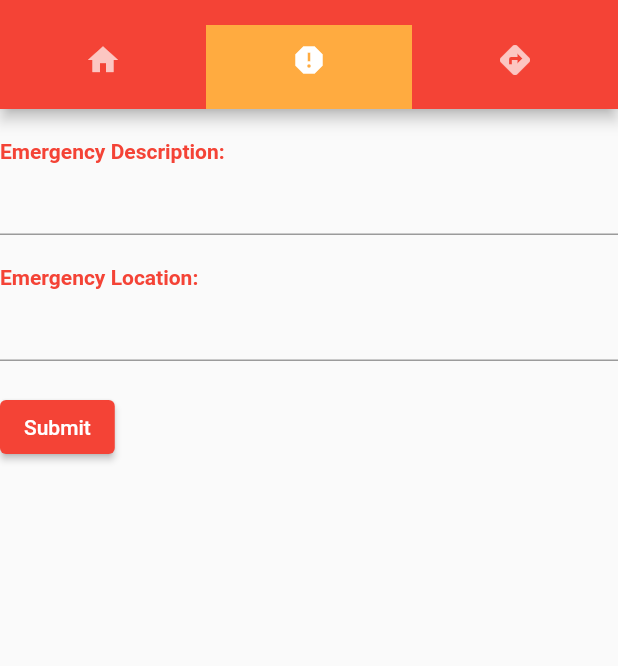
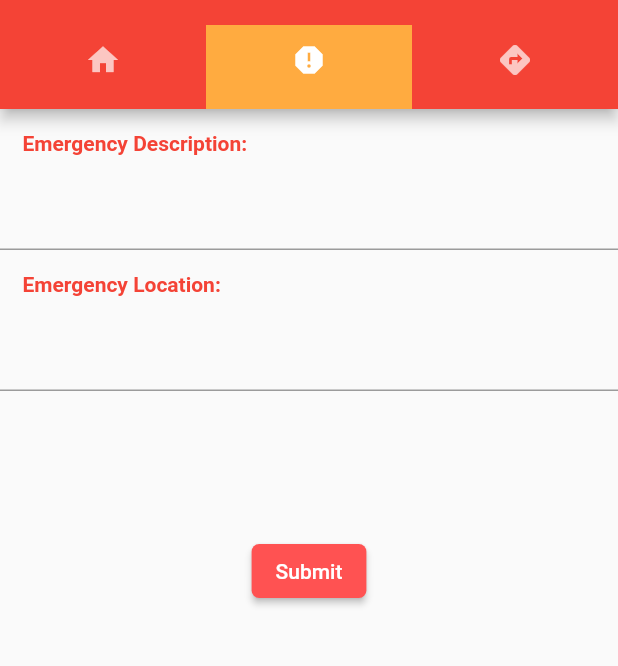
Before and after one commit to joycej3/Disaster-Response-System, a Flutter app: the screen it shows after launch, tab 2 chosen, on a phone screen of 412 x 824 dp, the part 59-725 px from its top. Run offline on Flutter 3.47's test engine with Material 2 defaults, Android fonts, the phone set to English and light mode, and no system bars; missing offline and left inert: window_size.

Commit message:
changes to main.dart

```diff
--- a/frontend/lib/main.dart
+++ b/frontend/lib/main.dart
@@ -42,10 +42,12 @@ class MyCustomFormState extends State<MyCustomForm> {
       child: Column(
         crossAxisAlignment: CrossAxisAlignment.start,
         children: [
-          Padding(padding: const EdgeInsets.symmetric(vertical: 10.0)),
-          Text(
-            "Emergency Description: ",
-            style: TextStyle(color: Colors.red, fontWeight: FontWeight.bold),
+          Padding(
+            padding: EdgeInsets.all(15), //apply padding to all four sides
+            child: Text(
+              "Emergency Description: ",
+              style: TextStyle(color: Colors.red, fontWeight: FontWeight.bold),
+            ),
           ),
           TextFormField(
             // The validator receives the text that the user has entered.
@@ -56,10 +58,12 @@ class MyCustomFormState extends State<MyCustomForm> {
               return null;
             },
           ),
-          Padding(padding: const EdgeInsets.symmetric(vertical: 10.0)),
-          Text(
-            "Emergency Location: ",
-            style: TextStyle(color: Colors.red, fontWeight: FontWeight.bold),
+          Padding(
+            padding: EdgeInsets.all(15), //apply padding to all four sides
+            child: Text(
+              "Emergency Location: ",
+              style: TextStyle(color: Colors.red, fontWeight: FontWeight.bold),
+            ),
           ),
           TextFormField(
             // The validator receives the text that the user has entered.
@@ -70,9 +74,13 @@ class MyCustomFormState extends State<MyCustomForm> {
               return null;
             },
           ),
-          Padding(
-            padding: const EdgeInsets.symmetric(vertical: 20.0),
+          Center(
+            heightFactor: 5,
             child: ElevatedButton(
+              style: ElevatedButton.styleFrom(
+                  backgroundColor: Colors.redAccent,
+                  shape: RoundedRectangleBorder(
+                      borderRadius: BorderRadius.circular(5))),
               onPressed: () {
                 // Validate returns true if the form is valid, or false otherwise.
                 if (_formKey.currentState!.validate()) {
```
